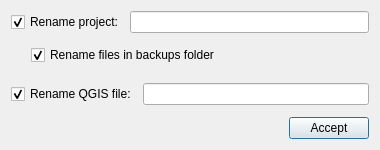
Above: ui/general/qgisred_renameproject_dialog.ui from qgisred/QGISRed before the change. Below: the same form after it.
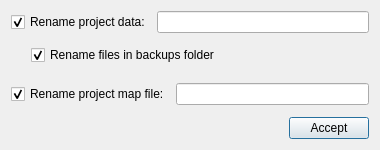
That is the form after the change. Icons and pictures are not drawn.

Commit message: [Rename] Cgange copies

```diff
--- a/ui/general/qgisred_renameproject_dialog.ui
+++ b/ui/general/qgisred_renameproject_dialog.ui
@@ -25,7 +25,7 @@
        <item>
         <widget class="QCheckBox" name="cbRenameProject">
          <property name="text">
-          <string>Rename project:</string>
+          <string>Rename project data:</string>
          </property>
          <property name="checked">
           <bool>true</bool>
@@ -103,7 +103,7 @@
         <item>
          <widget class="QCheckBox" name="cbRenameQGISProject">
           <property name="text">
-           <string>Rename QGIS file:</string>
+           <string>Rename project map file:</string>
           </property>
           <property name="checked">
            <bool>true</bool>
```
The commit also changes 7 other files.
